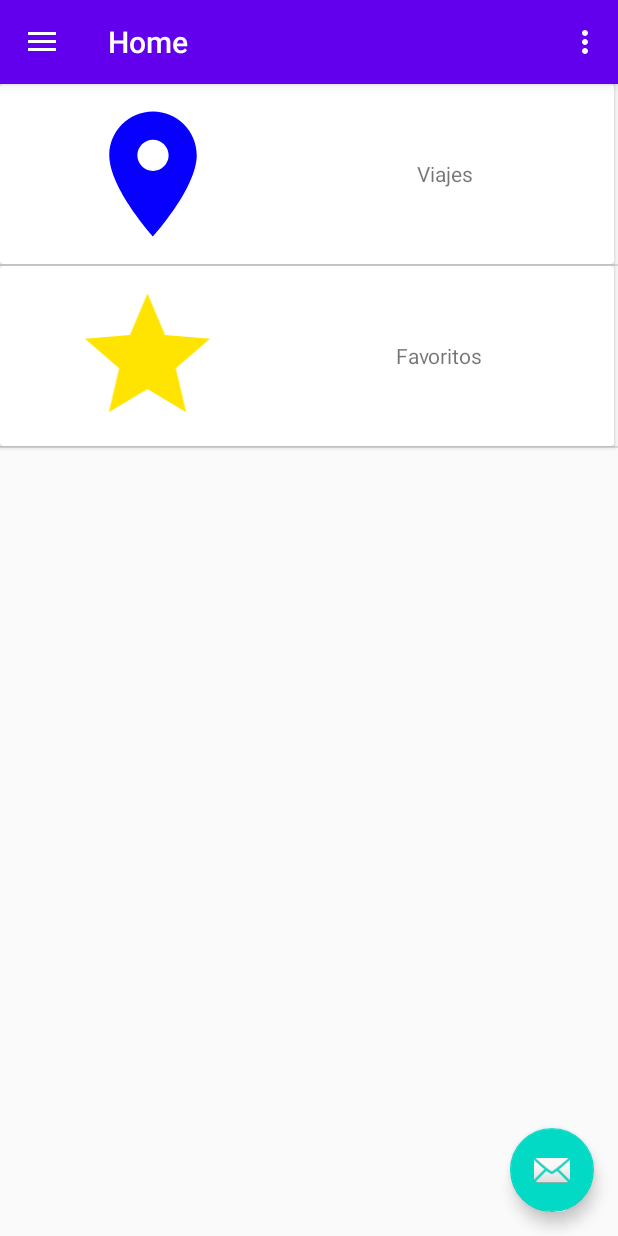
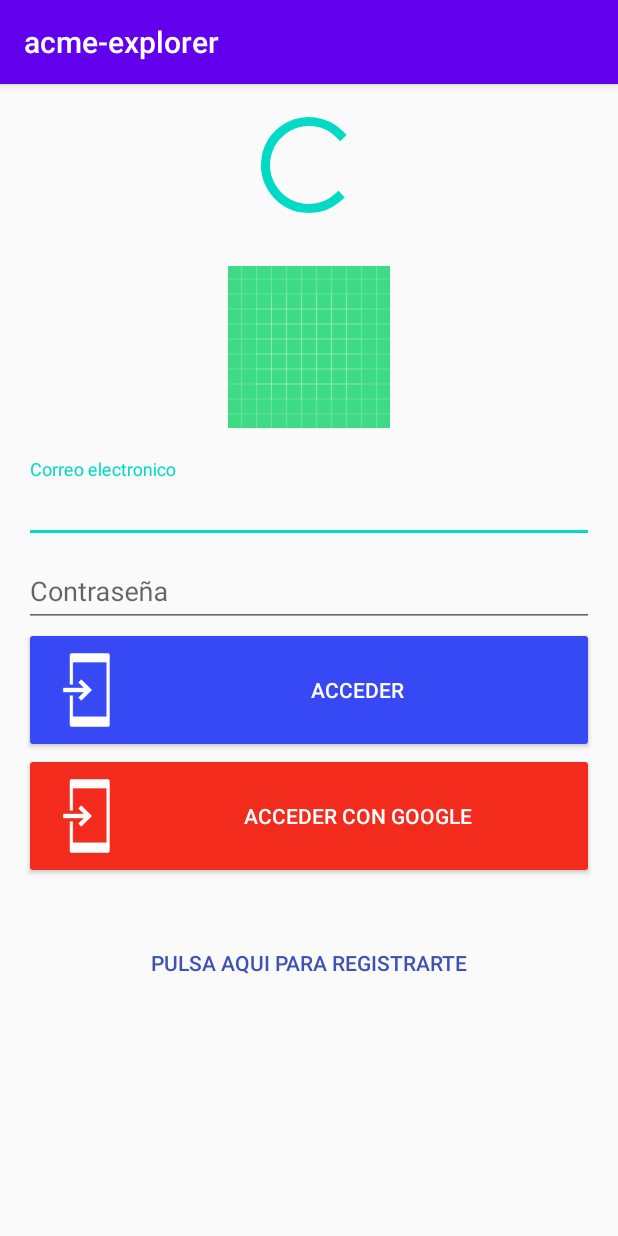
Before and after one commit to jossanjim3/frontend-entregable-1, an Android app: the screen it shows after launch once a user with an empty profile is signed in (MainActivity before the commit, LoginActivity after it), on a phone screen of 412 x 824 dp. Run offline under Robolectric (Android 15) with nearby library versions, the phone set to English and light mode, and no system bars; our stand-ins replace Firebase (no records; nobody signed in at launch, a user with empty details on screens opened directly).

Commit message:
login y register con firebase integrado y funcionando ok

```diff
--- a/app/src/main/AndroidManifest.xml
+++ b/app/src/main/AndroidManifest.xml
@@ -11,7 +11,9 @@
         android:roundIcon="@mipmap/ic_launcher_round"
         android:supportsRtl="true"
         android:theme="@style/AppTheme">
-        <activity android:name=".FilterTrips"></activity>
+        <activity android:name=".LoginActivity"></activity>
+        <activity android:name=".SignUpActivity" />
+        <activity android:name=".FilterTrips" />
         <activity android:name=".SplashActivity">
             <intent-filter>
                 <action android:name="android.intent.action.MAIN" />
@@ -22,7 +24,7 @@
         <activity
             android:name=".MainActivity"
             android:label="@string/app_name"
-            android:theme="@style/AppTheme.NoActionBar"></activity>
+            android:theme="@style/AppTheme.NoActionBar" />
         <activity android:name=".DetailsTripActivity" />
         <activity android:name=".ListTripsActivity" />
     </application>
--- a/app/src/main/java/us/master/entregable1/SplashActivity.java
+++ b/app/src/main/java/us/master/entregable1/SplashActivity.java
@@ -21,7 +21,8 @@ public class SplashActivity extends AppCompatActivity {
             @Override
             public void run() {
                 Constantes.trips = Trip.generateTrips();
-                startActivity(new Intent(SplashActivity.this,MainActivity.class));
+                // startActivity(new Intent(SplashActivity.this,MainActivity.class));
+                startActivity(new Intent(SplashActivity.this, LoginActivity.class));
                 finish();
             }
         },SPLASH_DURATION);
--- /dev/null
+++ b/app/src/main/res/layout/activity_login.xml
@@ -0,0 +1,112 @@
+<?xml version="1.0" encoding="utf-8"?>
+<LinearLayout xmlns:android="http://schemas.android.com/apk/res/android"
+    xmlns:app="http://schemas.android.com/apk/res-auto"
+    xmlns:tools="http://schemas.android.com/tools"
+    android:layout_width="match_parent"
+    android:layout_height="match_parent"
+    android:padding="16dp"
+    android:gravity="center_horizontal"
+    android:orientation="vertical"
+    tools:context=".MainActivity">
+
+    <ProgressBar
+        android:layout_width="wrap_content"
+        android:layout_height="wrap_content"
+        android:layout_marginBottom="8dp"
+        android:id="@+id/login_progress"
+        style="?android:attr/progressBarStyleLarge"/>
+
+    <ImageView
+        android:layout_width="wrap_content"
+        android:layout_height="150dp"
+        android:src="@drawable/ic_launcher_background"
+        android:contentDescription="@string/app_name"/>
+
+    <ScrollView
+        android:layout_width="match_parent"
+        android:layout_height="match_parent"
+        android:id="@+id/login_main_layout">
+
+        <LinearLayout
+            android:layout_width="match_parent"
+            android:layout_height="wrap_content"
+            android:id="@+id/emial_login_form"
+            android:orientation="vertical">
+
+            <com.google.android.material.textfield.TextInputLayout
+                android:id="@+id/login_email"
+                android:layout_width="match_parent"
+                android:layout_height="wrap_content">
+
+                <AutoCompleteTextView
+                    android:layout_width="match_parent"
+                    android:layout_height="wrap_content"
+                    android:id="@+id/login_email_et"
+                    android:hint="@string/login_email_et_hint"
+                    android:maxLines="1"
+                    android:inputType="textEmailAddress"
+                    android:singleLine="true" />
+            </com.google.android.material.textfield.TextInputLayout>
+
+            <com.google.android.material.textfield.TextInputLayout
+                android:layout_width="match_parent"
+                android:layout_height="wrap_content"
+                android:id="@+id/login_pass">
+
+                <AutoCompleteTextView
+                    android:layout_width="match_parent"
+                    android:layout_height="wrap_content"
+                    android:id="@+id/login_pass_et"
+                    android:hint="@string/login_pass_et_hint"
+                    android:inputType="textPassword"
+                    />
+
+            </com.google.android.material.textfield.TextInputLayout>
+
+            <androidx.appcompat.widget.AppCompatButton
+                android:layout_width="match_parent"
+                android:layout_height="wrap_content"
+                android:id="@+id/login_button_mail"
+                android:backgroundTint="@color/blueButton"
+                android:drawableLeft="@drawable/common_full_open_on_phone"
+                android:textAllCaps="true"
+                android:text="@string/login_button_mail_text"
+                android:textColor="@color/white" />
+
+            <androidx.appcompat.widget.AppCompatButton
+                android:layout_width="match_parent"
+                android:layout_height="wrap_content"
+                android:id="@+id/login_button_google"
+                android:backgroundTint="@color/red_google"
+                android:drawableLeft="@drawable/common_full_open_on_phone"
+                android:textAllCaps="true"
+                android:text="@string/login_button_google_text"
+                android:textColor="@color/white" />
+
+            <Button
+                android:layout_width="match_parent"
+                android:layout_height="wrap_content"
+                android:id="@+id/login_button_register"
+                android:textAllCaps="true"
+                android:backgroundTint="@color/transparent"
+                style="@style/Widget.AppCompat.Button.Borderless"
+                android:text="@string/login_button_register_text"
+                android:textColor="@color/blue_app"
+                android:layout_marginTop="32dp"/>
+
+
+
+        </LinearLayout>
+
+    </ScrollView>
+
+    <TextView
+        android:layout_width="wrap_content"
+        android:layout_height="wrap_content"
+        android:text="Hello World!"
+        app:layout_constraintBottom_toBottomOf="parent"
+        app:layout_constraintLeft_toLeftOf="parent"
+        app:layout_constraintRight_toRightOf="parent"
+        app:layout_constraintTop_toTopOf="parent" />
+
+</LinearLayout>
--- a/app/src/main/res/values/colors.xml
+++ b/app/src/main/res/values/colors.xml
@@ -3,4 +3,9 @@
     <color name="colorPrimary">#6200EE</color>
     <color name="colorPrimaryDark">#3700B3</color>
     <color name="colorAccent">#03DAC5</color>
+    <color name="blueButton">#3649F4</color>
+    <color name="white">#FFFEFE</color>
+    <color name="red_google">#F32B1C</color>
+    <color name="blue_app">#3F51B5</color>
+    <color name="transparent">#00FFFFFF</color>
 </resources>
--- a/app/src/main/res/values/strings.xml
+++ b/app/src/main/res/values/strings.xml
@@ -29,4 +29,39 @@
     <string name="precio_m_ximo">Precio Máximo:</string>
     <string name="aplicar">APLICAR</string>
     <string name="comprar">COMPRAR</string>
+
+    <string name="login_email_et_hint">Correo electronico</string>
+    <string name="login_pass_et_hint">Contraseña</string>
+    <string name="login_button_mail_text">Acceder</string>
+    <string name="login_button_google_text">acceder con google</string>
+    <string name="login_button_register_text">Pulsa aqui para registrarte</string>
+    <string name="login_email_error_1">El correo electronico no puede estar vacio</string>
+    <string name="login_mail_error_2">La contraseña no puede estar vacia</string>
+    <string name="login_mail_access_error">Se ha producido un error al acceder</string>
+    <string name="login_verified_mail_error">Aun no has validado tu cuenta, ¿quieres que te enviemos un correo de verificacion?</string>
+    <string name="login_verified_error_ok">Enviar Correo</string>
+    <string name="login_verified_email_error_send">Hemos enviado un correo de verifiacion a tu direccion</string>
+    <string name="login_verified_email_error_no_send">No se ha podido enviar un correo de verificacion a tu cuenta</string>
+    <string name="login_verified_error_cancel">Cancelar</string>
+    <string name="login_google_play_services_error">Debe actualizar Google Play Services</string>
+    <string name="login_download_google_play_services">Actualizar</string>
+    <string name="google_play_services_download_url">market://details?id=com.google.android.gms</string>
+    <string name="market_download_url">https://play.google.com/store/apps/details?id=com.google.android.gms</string>
+    <string name="default_client_id">994248123205-alethu3vn5vmuiae6f57hvkgcr4fn10g.apps.googleusercontent.com</string>
+    <string name="login_completed">Se ha accecido correctamente</string>
+    <string name="login_pass_confirm_et_hint">Confirmar Contraseña</string>
+    <string name="login_button_signup_text">Registrar usuario</string>
+    <string name="signup_error_user">La direccion de correo no es valida</string>
+    <string name="signup_error_pass">La contraseña no es valida</string>
+    <string name="signup_error_pass_not_match">La contraseñas no coinciden</string>
+    <string name="signup_created">El usuario se ha registrado correctamente</string>
+    <string name="signup_created_error">El usuario no se ha podido registrar</string>
+    <string name="travel_start">Desde</string>
+    <string name="travel_end">Hasta</string>
+    <string name="take_picture">Obtener imagen</string>
+    <string name="take_picture_camera_rationale">Necesita acceder a la camara</string>
+    <string name="take_picture_camera_rationale_ok">Permitir</string>
+    <string name="camera_not_ganted">no es posible usar la camara</string>
+    <string name="storage_not_ganted">no se puede almacenar la foto</string>
+
 </resources>
--- a/build.gradle
+++ b/build.gradle
@@ -9,6 +9,7 @@ buildscript {
     }
     dependencies {
         classpath 'com.android.tools.build:gradle:3.6.1'
+        classpath 'com.google.gms:google-services:4.3.3'
 
 
         // NOTE: Do not place your application dependencies here; they belong
```
Also changed, not shown: app/build.gradle (+14 -1 lines), app/src/main/java/us/master/entregable1/LoginActivity.java (added, +432 -0 lines), app/src/main/java/us/master/entregable1/SignUpActivity.java (added, +70 -0 lines), app/src/main/res/layout/activity_sign_up.xml (added, +71 -0 lines), 1 other file.
